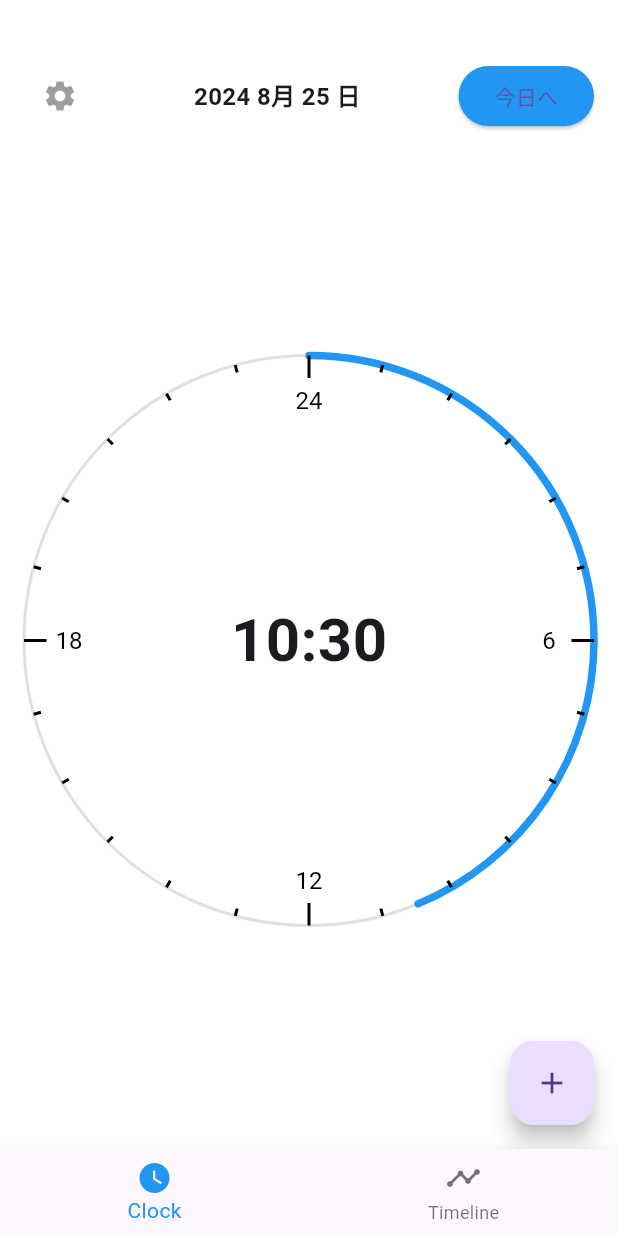
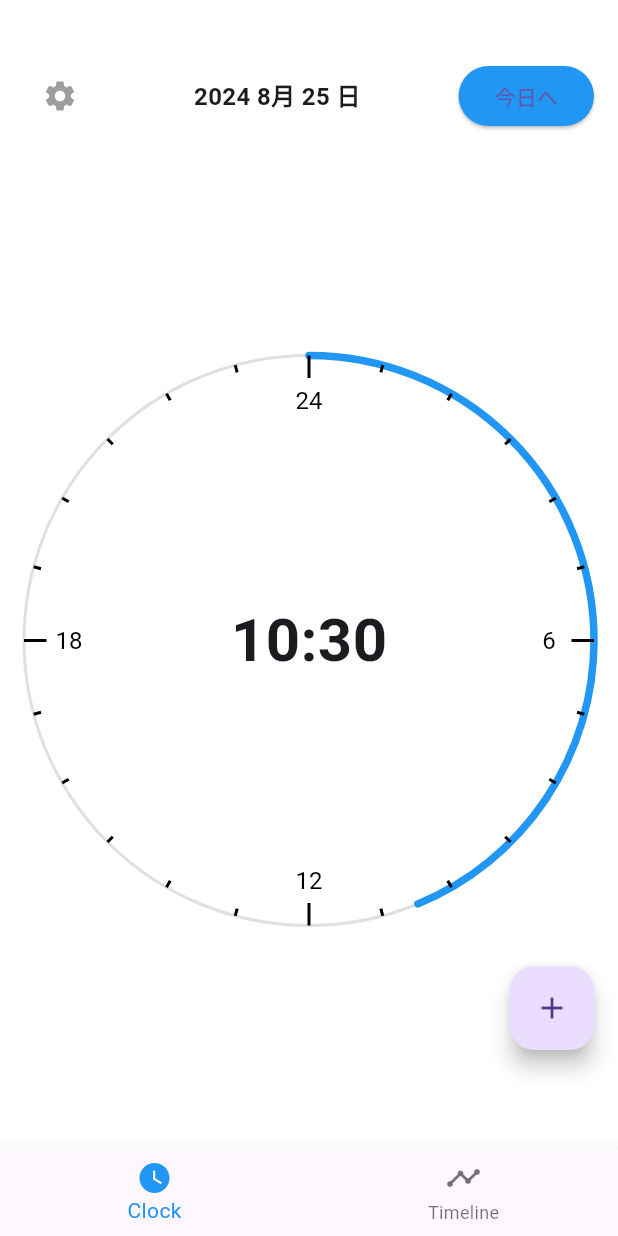
Before and after one commit to fukai0116/spajam2024, a Flutter app: the screen it shows after launch, on a phone screen of 412 x 824 dp. Run offline on Flutter 3.47's test engine with Material 3 defaults, Android fonts, the phone set to English and light mode, and no system bars; our stand-ins replace shared_preferences.

Commit message:
修正２

```diff
--- a/lib/event.dart
+++ b/lib/event.dart
@@ -7,7 +7,7 @@ class Event {
   TimeOfDay startTime;
   TimeOfDay endTime;
   String memo;
-  String supportMessage;  // 新しく追加されたフィールド
+  String supportMessage;
   Color color;
 
   Event({
@@ -17,7 +17,7 @@ class Event {
     required this.startTime,
     required this.endTime,
     required this.memo,
-    required this.supportMessage,  // コンストラクタに追加
+    required this.supportMessage,
     required this.color,
   });
 
@@ -26,10 +26,12 @@ class Event {
       id: json['id'],
       name: json['name'],
       date: DateTime.parse(json['date']),
-      startTime: TimeOfDay(hour: json['startTime']['hour'], minute: json['startTime']['minute']),
-      endTime: TimeOfDay(hour: json['endTime']['hour'], minute: json['endTime']['minute']),
+      startTime: TimeOfDay(
+          hour: json['startTime']['hour'], minute: json['startTime']['minute']),
+      endTime: TimeOfDay(
+          hour: json['endTime']['hour'], minute: json['endTime']['minute']),
       memo: json['memo'],
-      supportMessage: json['supportMessage'],  // JSONからの読み込みに追加
+      supportMessage: json['supportMessage'], // JSONからの読み込みに追加
       color: Color(json['color']),
     );
   }
@@ -42,7 +44,7 @@ class Event {
       'startTime': {'hour': startTime.hour, 'minute': startTime.minute},
       'endTime': {'hour': endTime.hour, 'minute': endTime.minute},
       'memo': memo,
-      'supportMessage': supportMessage,  // JSONへの変換に追加
+      'supportMessage': supportMessage, // JSONへの変換に追加
       'color': color.value,
     };
   }
--- a/lib/main.dart
+++ b/lib/main.dart
@@ -273,7 +273,7 @@ class _ClockScreenState extends State<ClockScreen> {
               width: 100,
               height: 100,
               decoration: BoxDecoration(
-                color: nextEvent!.color.withOpacity(0.7), // ここを変更
+                color: nextEvent!.color.withOpacity(0.7),
                 shape: BoxShape.circle,
               ),
               child: Center(
@@ -340,16 +340,24 @@ class _ClockScreenState extends State<ClockScreen> {
     }
   }
 
-  @override
   Widget build(BuildContext context) {
     return Scaffold(
-      body: Column(
+      body: Stack(
+        children: [
+          Column(
             children: [
               SizedBox(height: 40),
               buildDateSelector(),
               Expanded(child: buildClock()),
+            ],
+          ),
           if (currentSupportMessage != null)
-            AnimatedSupportMessage(message: currentSupportMessage!),
+            Positioned(
+              left: 0,
+              right: 0,
+              bottom: 20, // ここでメッセージの位置を調整
+              child: AnimatedSupportMessage(message: currentSupportMessage!),
+            ),
         ],
       ),
       floatingActionButton: buildAddButton(),
@@ -406,7 +414,9 @@ class _ClockScreenState extends State<ClockScreen> {
   }
 
   Widget buildAddButton() {
-    return FloatingActionButton(
+    return Container(
+      margin: EdgeInsets.only(bottom: 50),
+      child: FloatingActionButton(
         child: Icon(Icons.add),
         onPressed: () {
           Navigator.push(
@@ -414,6 +424,7 @@ class _ClockScreenState extends State<ClockScreen> {
             MaterialPageRoute(builder: (context) => InputPage()),
           ).then((_) => _loadEvents());
         },
+      ),
     );
   }
 
--- a/pubspec.yaml
+++ b/pubspec.yaml
@@ -16,6 +16,7 @@ dependencies:
   shared_preferences: ^2.0.15
   uuid: ^3.0.6
   cupertino_icons: ^1.0.8
+  flame: ^1.1.0
   firebase_core: ^2.24.2
   cloud_firestore: ^4.14.0
   http: ^0.13.3
```
Also changed, not shown: pubspec.lock. Lines whose indentation alone changed are shown as unchanged.
